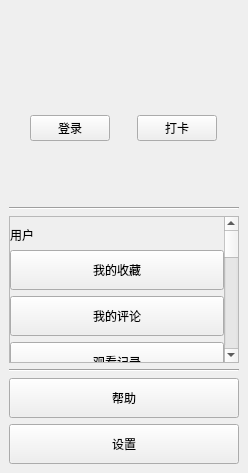
Old version of the form ui/component/ui_navigation.ui in the repository tonquer/picacg-qt.
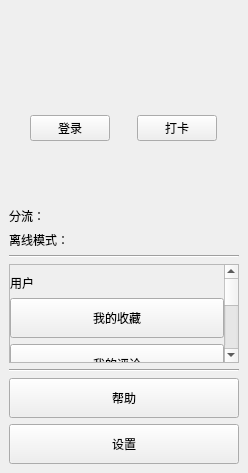
New version of the form. Icons and pictures are not drawn. Custom widgets are drawn as their Qt base class.

The edit to the form file:
```diff
--- a/ui/component/ui_navigation.ui
+++ b/ui/component/ui_navigation.ui
@@ -131,6 +131,38 @@
         </item>
        </layout>
       </item>
+      <item>
+       <layout class="QHBoxLayout" name="horizontalLayout_3">
+        <item>
+         <widget class="QLabel" name="label_4">
+          <property name="text">
+           <string>分流：</string>
+          </property>
+         </widget>
+        </item>
+        <item>
+         <widget class="QLabel" name="proxyName">
+          <property name="text">
+           <string/>
+          </property>
+         </widget>
+        </item>
+       </layout>
+      </item>
+      <item>
+       <layout class="QHBoxLayout" name="horizontalLayout_4">
+        <item>
+         <widget class="QLabel" name="label_5">
+          <property name="text">
+           <string>离线模式：</string>
+          </property>
+         </widget>
+        </item>
+        <item>
+         <widget class="SwitchButton" name="offlineButton" native="true"/>
+        </item>
+       </layout>
+      </item>
       <item>
        <widget class="Line" name="line_4">
         <property name="orientation">
@@ -149,7 +181,7 @@
            <x>0</x>
            <y>0</y>
            <width>211</width>
-           <height>654</height>
+           <height>700</height>
           </rect>
          </property>
          <layout class="QVBoxLayout" name="verticalLayout_3">
@@ -837,17 +869,23 @@
   </layout>
  </widget>
  <customwidgets>
-  <customwidget>
-   <class>HeadLabel</class>
-   <extends>QLabel</extends>
-   <header location="global">component.label.head_label.h</header>
-  </customwidget>
   <customwidget>
    <class>SmoothScrollArea</class>
    <extends>QScrollArea</extends>
    <header location="global">component.scroll_area.smooth_scroll_area.h</header>
    <container>1</container>
   </customwidget>
+  <customwidget>
+   <class>HeadLabel</class>
+   <extends>QLabel</extends>
+   <header location="global">component.label.head_label.h</header>
+  </customwidget>
+  <customwidget>
+   <class>SwitchButton</class>
+   <extends>QWidget</extends>
+   <header>component.button.switch_button.h</header>
+   <container>1</container>
+  </customwidget>
  </customwidgets>
  <resources>
   <include location="../../res/images.qrc"/>
```
Left out of the diff: 41 changed lines with no effect on the pictures.
